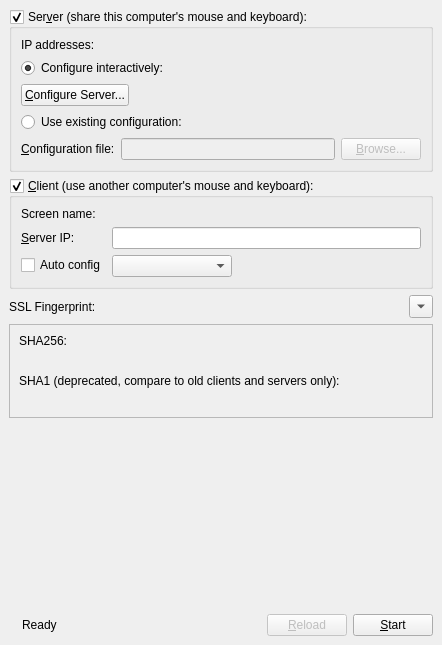
Above: src/gui/src/MainWindowBase.ui from SergeyGadzhilov/SKVM before the change. Below: the same form after it.
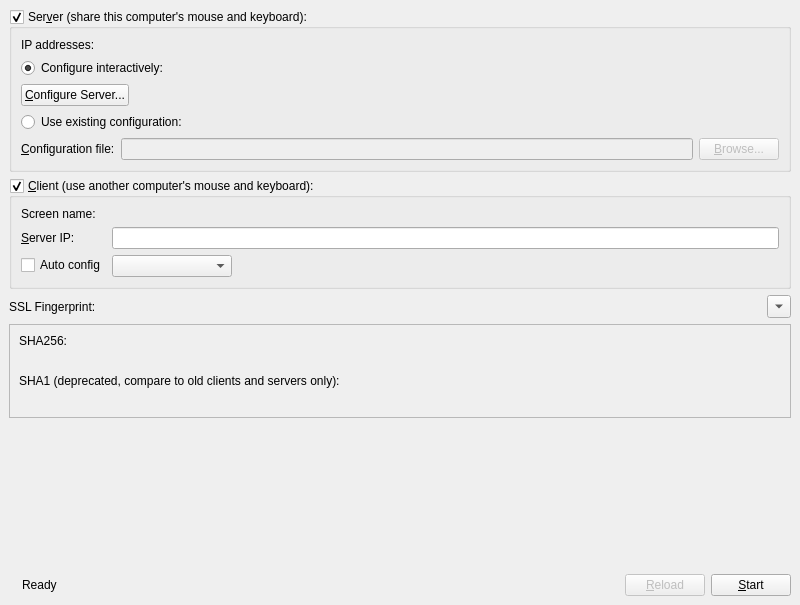
That is the form after the change. Icons and pictures are not drawn.

Commit message: Increase default main window size

What changed in the file:
```diff
--- a/src/gui/src/MainWindowBase.ui
+++ b/src/gui/src/MainWindowBase.ui
@@ -6,8 +6,8 @@
    <rect>
     <x>0</x>
     <y>0</y>
-    <width>442</width>
-    <height>645</height>
+    <width>800</width>
+    <height>605</height>
    </rect>
   </property>
   <property name="sizePolicy">
```
The commit also changes 1 other file.
